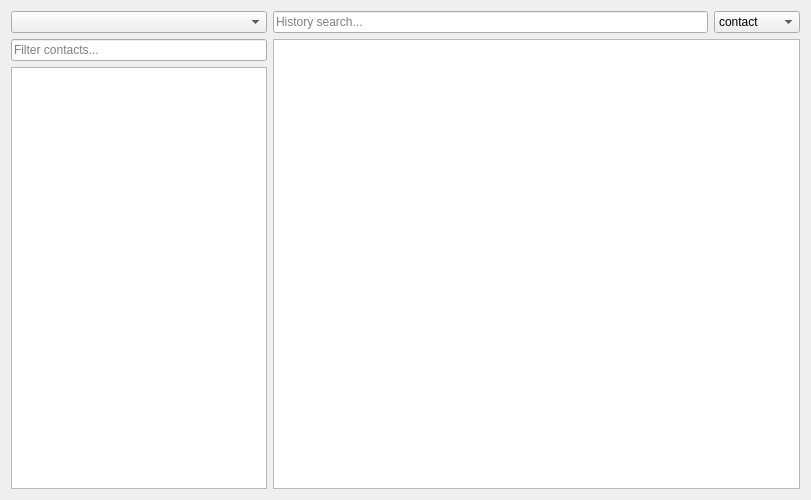
0xd34df00d/leechcraft, file src/plugins/azoth/plugins/chathistory/chathistorywidget.ui: the form before one commit.
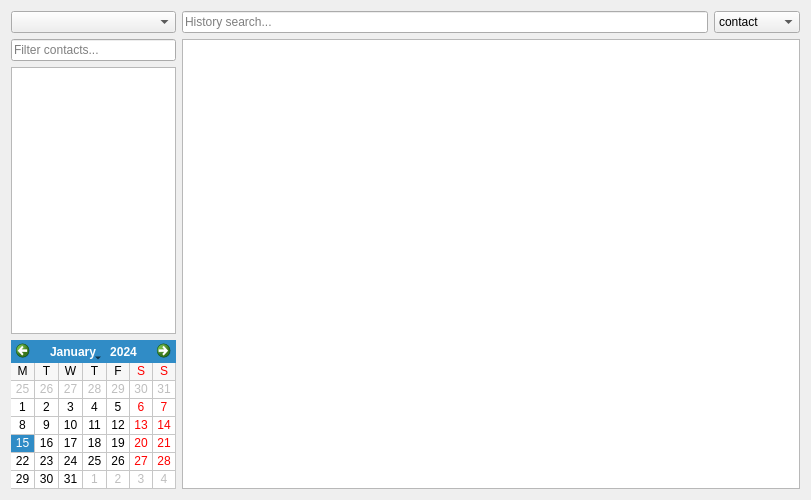
The form after the commit.

Commit message: Azoth CH: added calendar widget for choosing date.

What changed in the file:
```diff
--- a/src/plugins/azoth/plugins/chathistory/chathistorywidget.ui
+++ b/src/plugins/azoth/plugins/chathistory/chathistorywidget.ui
@@ -52,6 +52,31 @@
        </attribute>
       </widget>
      </item>
+     <item>
+      <widget class="QCalendarWidget" name="Calendar_">
+       <property name="sizePolicy">
+        <sizepolicy hsizetype="Fixed" vsizetype="Fixed">
+         <horstretch>0</horstretch>
+         <verstretch>0</verstretch>
+        </sizepolicy>
+       </property>
+       <property name="gridVisible">
+        <bool>true</bool>
+       </property>
+       <property name="horizontalHeaderFormat">
+        <enum>QCalendarWidget::SingleLetterDayNames</enum>
+       </property>
+       <property name="verticalHeaderFormat">
+        <enum>QCalendarWidget::NoVerticalHeader</enum>
+       </property>
+       <property name="navigationBarVisible">
+        <bool>true</bool>
+       </property>
+       <property name="dateEditEnabled">
+        <bool>false</bool>
+       </property>
+      </widget>
+     </item>
     </layout>
    </item>
    <item>
```
The commit also changes 6 other files.
